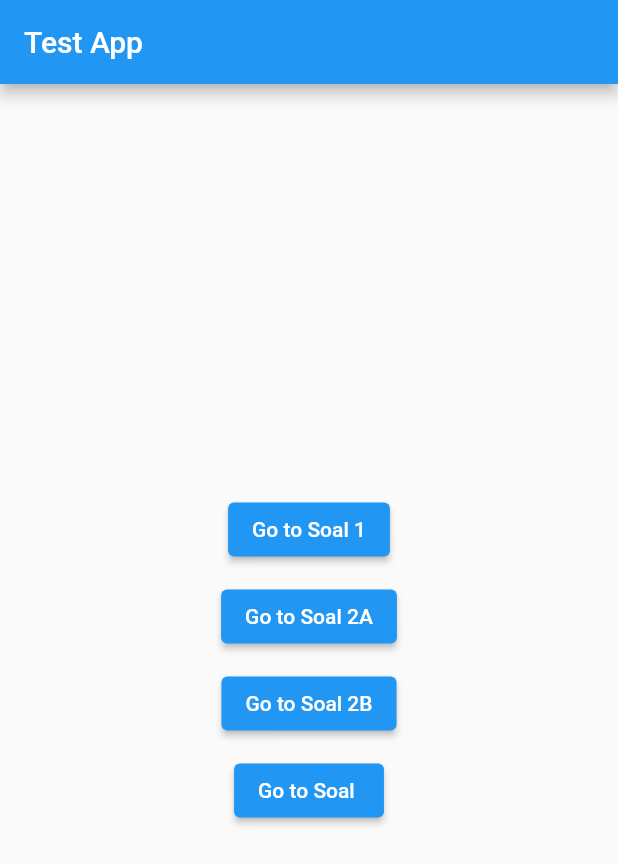
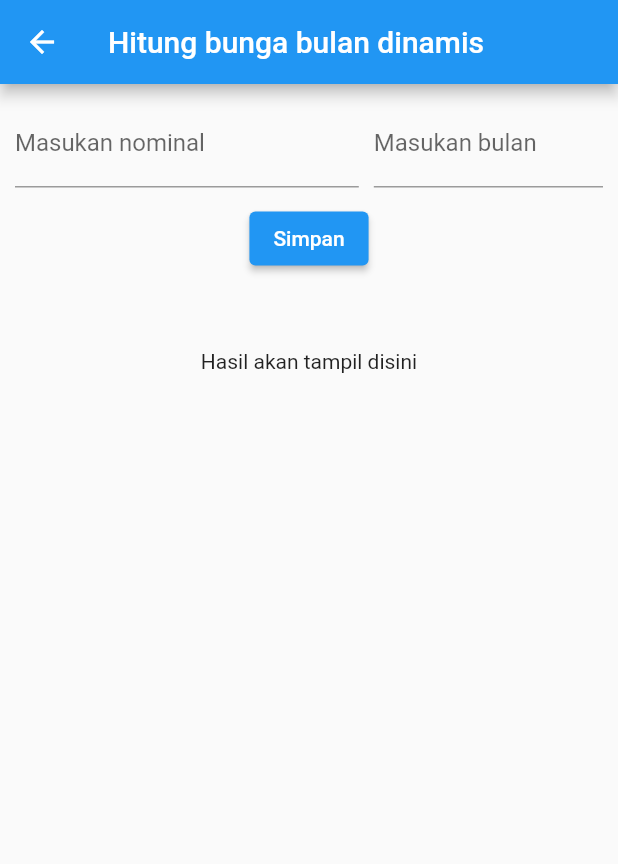
Before and after one commit to RoisNewVersion/flutter_test_01, a Flutter app: the screen it shows after launch, after a tap on "Go to Soal 2B", on a phone screen of 412 x 824 dp. Shown: the top 864 px of the screen. Run offline on Flutter 3.47's test engine with Material 2 defaults, Android fonts, the phone set to English and light mode, and no system bars; our stand-ins replace flutter_bloc.

Commit message:
add soal 2b

```diff
--- /dev/null
+++ b/lib/bloc/bloc_2b/bloc_bunga_bulan_bebas.dart
@@ -0,0 +1,17 @@
+import 'package:flutter_bloc/flutter_bloc.dart';
+import 'package:flutter_testapp/bloc/bloc_2b/bloc_bunga_bulan_bebas_event.dart';
+import 'package:flutter_testapp/bloc/bloc_2b/bloc_bunga_bulan_bebas_state.dart';
+import 'package:flutter_testapp/repositories/hitung_bunga_repository.dart';
+
+class BlocBungaBulanBebas extends Bloc<BlocBungaBulanBebasEvent, BlocBungaBulanBebasState> {
+  BlocBungaBulanBebas() : super(BlocBungaBulanBebasInitial()) {
+    on<OnPressedHitungBungaBebas>((event, emit) async {
+      //
+      final HitungBungaRepository hitungBungaRepository = HitungBungaRepository(event.nominal, event.bulan);
+      emit(BlocBungaBulanBebasOnLoading());
+      await Future.delayed(const Duration(seconds: 1));
+      List<num> result = hitungBungaRepository.getResultCalculate();
+      emit(BlocBungaBulanBebasOnSucces(result));
+    });
+  }
+}
--- /dev/null
+++ b/lib/bloc/bloc_2b/bloc_bunga_bulan_bebas_event.dart
@@ -0,0 +1,8 @@
+abstract class BlocBungaBulanBebasEvent {}
+
+class OnPressedHitungBungaBebas extends BlocBungaBulanBebasEvent {
+  final int nominal;
+  final int bulan;
+
+  OnPressedHitungBungaBebas(this.nominal, this.bulan);
+}
--- /dev/null
+++ b/lib/bloc/bloc_2b/bloc_bunga_bulan_bebas_state.dart
@@ -0,0 +1,19 @@
+abstract class BlocBungaBulanBebasState {}
+
+class BlocBungaBulanBebasInitial extends BlocBungaBulanBebasState {
+  final int defaultValue = 0;
+}
+
+class BlocBungaBulanBebasOnLoading extends BlocBungaBulanBebasState {}
+
+class BlocBungaBulanBebasOnError extends BlocBungaBulanBebasState {
+  final String pesan;
+
+  BlocBungaBulanBebasOnError(this.pesan);
+}
+
+class BlocBungaBulanBebasOnSucces extends BlocBungaBulanBebasState {
+  final List<num> result;
+
+  BlocBungaBulanBebasOnSucces(this.result);
+}
--- a/lib/main.dart
+++ b/lib/main.dart
@@ -1,5 +1,6 @@
 import 'package:flutter/material.dart';
 import 'package:flutter_testapp/page/hitung_bunga_6bulan.dart';
+import 'package:flutter_testapp/page/hitung_bunga_bulan_bebas.dart';
 import 'package:flutter_testapp/page/hitung_sewa_kost.dart';
 
 void main() {
@@ -54,7 +55,13 @@ class MyPage extends StatelessWidget {
                 child: const Text('Go to Soal 2A'),
               ),
               const SizedBox(height: 10),
-              ElevatedButton(onPressed: () {}, child: const Text('Go to Soal 2B')),
+              ElevatedButton(
+                  onPressed: () {
+                    Navigator.of(context).push(
+                      MaterialPageRoute(builder: (context) => const HitungBungaBulanBebas()),
+                    );
+                  },
+                  child: const Text('Go to Soal 2B')),
               const SizedBox(height: 10),
               ElevatedButton(onPressed: () {}, child: const Text('Go to Soal ')),
             ],
--- /dev/null
+++ b/lib/page/hitung_bunga_bulan_bebas.dart
@@ -0,0 +1,135 @@
+import 'package:flutter/material.dart';
+import 'package:flutter_bloc/flutter_bloc.dart';
+import 'package:flutter_testapp/bloc/bloc_2b/bloc_bunga_bulan_bebas.dart';
+import 'package:flutter_testapp/bloc/bloc_2b/bloc_bunga_bulan_bebas_event.dart';
+import 'package:flutter_testapp/bloc/bloc_2b/bloc_bunga_bulan_bebas_state.dart';
+
+class HitungBungaBulanBebas extends StatefulWidget {
+  const HitungBungaBulanBebas({super.key});
+
+  @override
+  State<HitungBungaBulanBebas> createState() => _HitungBungaBulanBebasState();
+}
+
+class _HitungBungaBulanBebasState extends State<HitungBungaBulanBebas> {
+  final GlobalKey<FormState> _formKey = GlobalKey<FormState>();
+  final TextEditingController _nominalController = TextEditingController();
+  final TextEditingController _bulanController = TextEditingController();
+
+  @override
+  void dispose() {
+    _nominalController.dispose();
+    _bulanController.dispose();
+    super.dispose();
+  }
+
+  @override
+  Widget build(BuildContext context) {
+    return Scaffold(
+      appBar: AppBar(
+        title: const Text('Hitung bunga bulan dinamis'),
+      ),
+      body: BlocProvider(
+        create: (_) => BlocBungaBulanBebas(),
+        child: SingleChildScrollView(
+          physics: const ScrollPhysics(),
+          padding: const EdgeInsets.all(10),
+          child: Column(
+            mainAxisSize: MainAxisSize.min,
+            children: [
+              Form(
+                key: _formKey,
+                child: Column(
+                  children: [
+                    Row(
+                      children: [
+                        Expanded(
+                          flex: 6,
+                          child: TextFormField(
+                            controller: _nominalController,
+                            validator: (value) {
+                              if (value == null || value.isEmpty) {
+                                return 'Tidak boleh kosong';
+                              }
+                              if (!(int.parse(value) >= 100000)) {
+                                return 'Isian harus lebih dari Rp100.000';
+                              }
+                              return null;
+                            },
+                            keyboardType: TextInputType.number,
+                            decoration: const InputDecoration(labelText: 'Masukan nominal'),
+                          ),
+                        ),
+                        const SizedBox(width: 10),
+                        Expanded(
+                          flex: 4,
+                          child: TextFormField(
+                            controller: _bulanController,
+                            validator: (value) {
+                              if (value == null || value.isEmpty) {
+                                return 'Tidak boleh kosong';
+                              }
+                              if (!(int.parse(value) > 1 && int.parse(value) <= 12)) {
+                                return 'Isian harus antara bulan 1 sampai 12';
+                              }
+                              return null;
+                            },
+                            keyboardType: TextInputType.number,
+                            decoration: const InputDecoration(labelText: 'Masukan bulan'),
+                          ),
+                        ),
+                      ],
+                    )
+                  ],
+                ),
+              ),
+              const SizedBox(height: 10),
+              BlocBuilder<BlocBungaBulanBebas, BlocBungaBulanBebasState>(builder: (context, state) {
+                if (state is BlocBungaBulanBebasOnLoading) {
+                  return const Center(
+                    child: CircularProgressIndicator(),
+                  );
+                }
+                //
+                return ElevatedButton(
+                  onPressed: () {
+                    if (_formKey.currentState!.validate()) {
+                      // passing input
+                      int valueNominal = int.parse(_nominalController.text);
+                      int valueBulan = int.parse(_bulanController.text);
+                      context.read<BlocBungaBulanBebas>().add(OnPressedHitungBungaBebas(valueNominal, valueBulan));
+                    }
+                  },
+                  child: const Text('Simpan'),
+                );
+              }),
+              const SizedBox(height: 50),
+              BlocBuilder<BlocBungaBulanBebas, BlocBungaBulanBebasState>(builder: (context, state) {
+                if (state is BlocBungaBulanBebasOnLoading) {
+                  return const Center(
+                    child: Text('Loading data....'),
+                  );
+                }
+                //
+                if (state is BlocBungaBulanBebasOnSucces) {
+                  return ListView.builder(
+                    shrinkWrap: true,
+                    itemCount: state.result.length,
+                    itemBuilder: (context, index) {
+                      num data = state.result[index];
+                      return Text('Hasil bulan ke ${index + 1} : ${data.toString()}');
+                    },
+                  );
+                }
+                //
+                return const Center(
+                  child: Text('Hasil akan tampil disini'),
+                );
+              }),
+            ],
+          ),
+        ),
+      ),
+    );
+  }
+}
```
